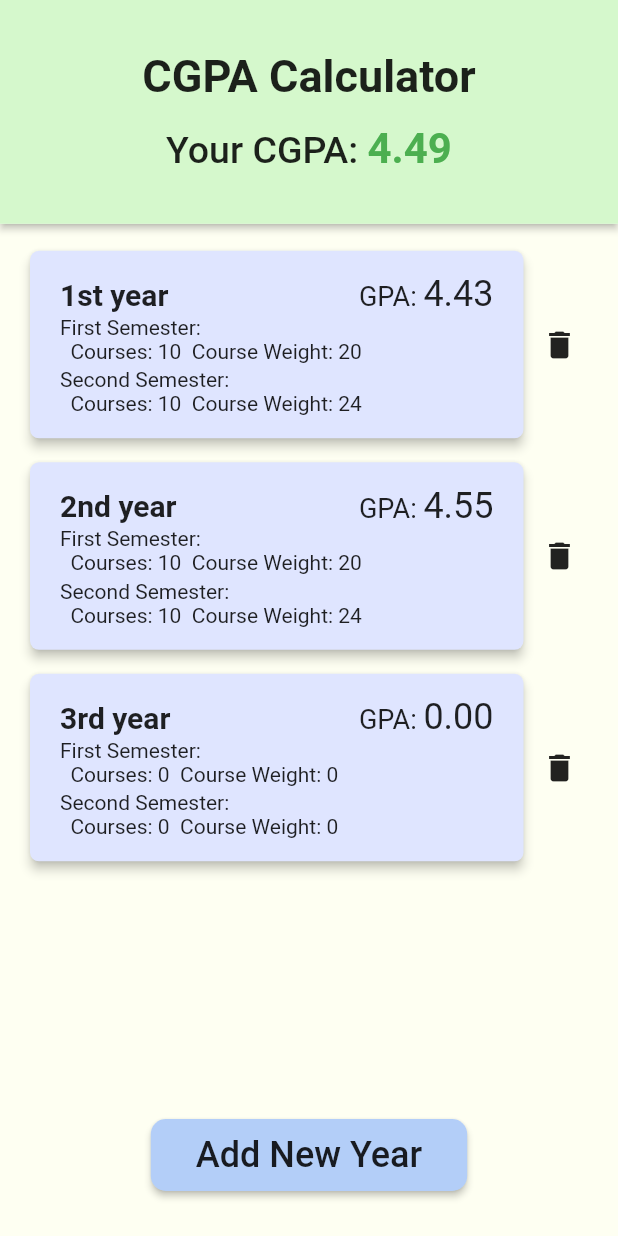
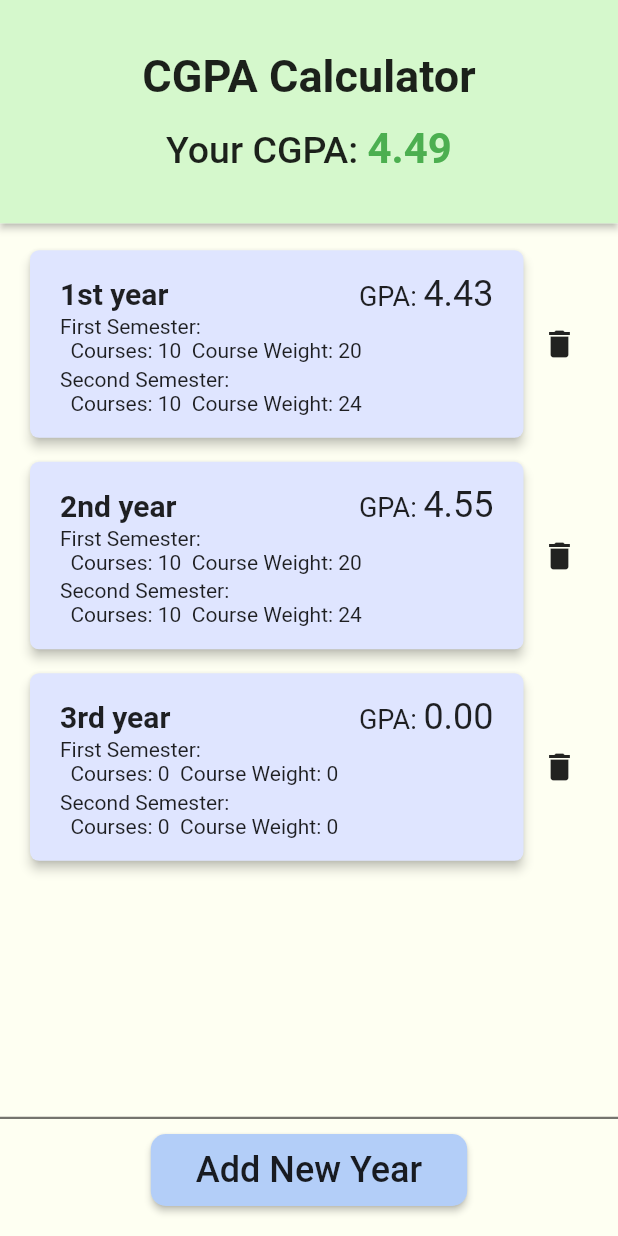
Before and after one commit to LordOlumide/MobileDev-CGPA-App, a Flutter app: the screen it shows after launch, after a tap on "Use Offline", on a phone screen of 412 x 824 dp. Run offline on Flutter 3.47's test engine with Material 2 defaults, Android fonts, the phone set to English and light mode, and no system bars; our stand-ins replace cloud_firestore, firebase_auth, firebase_core, hive; accounts and stored records are empty.

```diff
--- a/lib/main.dart
+++ b/lib/main.dart
@@ -1,12 +1,17 @@
 import 'package:flutter/material.dart';
 import 'package:provider/provider.dart';
+import 'package:hive/hive.dart';
+import 'package:path_provider/path_provider.dart' as path_provider;
 import 'package:firebase_core/firebase_core.dart';
+
 // helpers
 import 'repos/auth_repo.dart';
 import 'package:mobile_dev_cgpa_app/repos/database.dart';
+
 // services
 import 'user_interface/routing/app_router.dart';
 import 'constants/app_theme.dart';
+
 // screens
 import 'user_interface/screens/welcome_screen/welcome_screen.dart';
 import 'user_interface/screens/home_screen/home_screen.dart';
@@ -15,39 +20,35 @@ Future<void> main() async {
   WidgetsFlutterBinding.ensureInitialized();
   await Firebase.initializeApp();
 
-  runApp(const MyCGPAApp());
-}
+  Database mainDatabase = Database();
+  mainDatabase.initialize();
 
-class MyCGPAApp extends StatefulWidget {
-  const MyCGPAApp({super.key});
+  final directory = await path_provider.getApplicationDocumentsDirectory();
+  print('Type is: ${directory.runtimeType}');
+  Hive.init(directory.path);
 
-  @override
-  State<MyCGPAApp> createState() => _MyCGPAAppState();
-}
-
-class _MyCGPAAppState extends State<MyCGPAApp> {
-  Database mainDatabase = Database();
-
-  @override
-  void initState() {
-    super.initState();
-    mainDatabase.initialize();
-  }
-
-  @override
-  Widget build(BuildContext context) {
-    return MultiProvider(
+  runApp(
+    MultiProvider(
       providers: [
         Provider(create: (context) => Auth()),
         ChangeNotifierProvider(create: (context) => mainDatabase),
       ],
-      child: MaterialApp(
-        title: 'Flutter Demo',
-        theme: AppTheme.lightTheme,
-        // darkTheme: AppTheme.darkTheme,
-        onGenerateRoute: AppRouter.onGenerateRoute,
-        initialRoute: WelcomeScreen.screenId,
-      ),
+      child: const MyCGPAApp(),
+    ),
+  );
+}
+
+class MyCGPAApp extends StatelessWidget {
+  const MyCGPAApp({super.key});
+
+  @override
+  Widget build(BuildContext context) {
+    return MaterialApp(
+      title: 'Flutter Demo',
+      theme: AppTheme.lightTheme,
+      // darkTheme: AppTheme.darkTheme,
+      onGenerateRoute: AppRouter.onGenerateRoute,
+      initialRoute: WelcomeScreen.screenId,
     );
   }
 }
--- a/lib/models/course_result.dart
+++ b/lib/models/course_result.dart
@@ -1,4 +1,7 @@
+import 'package:mobile_dev_cgpa_app/utils/uuid_generator.dart';
+
 class CourseResult {
+  String? uniqueId;
   String courseTitle;
   String courseDescription;
   int marks;
@@ -7,11 +10,17 @@ class CourseResult {
   late String grade;
 
   CourseResult({
+    this.uniqueId,
     required this.courseTitle,
     required this.courseDescription,
     required this.marks,
     required this.units,
   }) {
+    uniqueId ?? generateTimeBasedId();
+    updateGradeAndGpaScore();
+  }
+
+  updateGradeAndGpaScore() {
     if (marks < 40) {
       grade = 'F';
       gpaScore = 0;
@@ -33,6 +42,24 @@ class CourseResult {
     }
   }
 
+  factory CourseResult.fromMap(Map<String, dynamic> json) =>
+      CourseResult(
+        uniqueId: json['uniqueId'],
+        courseTitle: json['courseTitle'],
+        courseDescription: json['courseDescription'],
+        marks: json['marks'],
+        units: json['units'],
+      );
+
+  Map<String, dynamic> toMap() =>
+      {
+        'uniqueId': uniqueId,
+        'courseTitle': courseTitle,
+        'courseDescription': courseDescription,
+        'marks': marks,
+        'units': units,
+      };
+
   updateCourse({
     required CourseResult newCourse,
   }) {
@@ -40,13 +67,12 @@ class CourseResult {
     courseDescription = newCourse.courseDescription;
     marks = newCourse.marks;
     units = newCourse.units;
-    gpaScore = newCourse.gpaScore;
-    grade = newCourse.grade;
+    updateGradeAndGpaScore();
   }
 
   @override
   String toString() {
-    return '{courseName: $courseTitle, courseTitle: $courseDescription, marks: $marks,'
-        ' units: $units, gpaScore: $gpaScore, grade: $grade}';
+    return '{uniqueId: $uniqueId, courseTitle: $courseTitle, courseDesc: $courseDescription, '
+        'marks: $marks, units: $units, gpaScore: $gpaScore, grade: $grade}';
   }
 }
--- a/lib/repos/database.dart
+++ b/lib/repos/database.dart
@@ -1,11 +1,10 @@
 import 'package:flutter/material.dart';
 import 'package:mobile_dev_cgpa_app/models/year_result.dart';
 import 'package:mobile_dev_cgpa_app/models/course_result.dart';
-import '../repos/dummy_courses.dart';
+import '../constants/dummy_courses.dart';
 
 class Database extends ChangeNotifier {
-  final List<YearResult> _main =
-      []; // TODO: Implement Delete course and last year
+  final List<YearResult> _main = [];
 
   List<YearResult> get main => _main;
 
@@ -13,6 +12,10 @@ class Database extends ChangeNotifier {
     addNewYear();
     addDummyData();
   }
+
+  // Hive storage reference format
+  //   = "Y-$YearResultIndex - S-${isFirstSemester ? 1 : 2} - C-${courseResult.uniqueId}"
+  // Example: "Y2S2C4"
 
   addNewYear() {
     _main.add(YearResult(year: _main.length + 1));
--- a/lib/user_interface/screens/course_view_screen/course_view_screen.dart
+++ b/lib/user_interface/screens/course_view_screen/course_view_screen.dart
@@ -70,7 +70,6 @@ class _CourseScreenState extends State<CourseScreen> {
         isFirstSemester: widget.isFirstSemester,
         courseResultIndex: courseResultIndex,
       );
-      print('course deleted');
     }
 
     /// bool addNotEdit is true when this function is called to add a new course
@@ -158,22 +157,25 @@ class _CourseScreenState extends State<CourseScreen> {
             ),
 
             Expanded(
-              child: Container(
-                padding: const EdgeInsets.fromLTRB(30, 10, 10, 50),
               child: Column(
                 crossAxisAlignment: CrossAxisAlignment.start,
                 children: [
-                    const Text(
-                      'Courses: ',
+                  const Padding(
+                    padding: EdgeInsets.only(left: 30, top: 10),
+                    child: Text(
+                      'Courses:',
                       style: TextStyle(
                         fontSize: 20,
                         fontWeight: FontWeight.bold,
                       ),
                     ),
-                    const SizedBox(height: 10),
+                  ),
+                  const SizedBox(height: 8),
 
                   // Courses
                   Expanded(
+                    child: Padding(
+                      padding: const EdgeInsets.only(left: 30, right: 10),
                       child: ListView(
                         children: [
                           // Courses
@@ -208,8 +210,15 @@ class _CourseScreenState extends State<CourseScreen> {
                         ],
                       ),
                     ),
+                  ),
+
+                  const Divider(
+                    height: 1.0,
+                    thickness: 1.0,
+                    color: Colors.black38,
+                  ),
+                  const SizedBox(height: 50),
                 ],
-                ),
               ),
             ),
           ],
--- a/lib/user_interface/screens/home_screen/home_screen.dart
+++ b/lib/user_interface/screens/home_screen/home_screen.dart
@@ -1,5 +1,4 @@
 import 'package:flutter/material.dart';
-import 'package:mobile_dev_cgpa_app/repos/auth_repo.dart';
 import 'package:mobile_dev_cgpa_app/repos/database.dart';
 import 'package:provider/provider.dart';
 import '../../widgets/year_card_display.dart';
@@ -9,7 +8,7 @@ class HomeScreen extends StatelessWidget {
 
   final String userEmail;
 
-  HomeScreen({Key? key, this.userEmail = ''}) : super(key: key);
+  const HomeScreen({Key? key, this.userEmail = ''}) : super(key: key);
 
   @override
   Widget build(BuildContext context) {
@@ -83,7 +82,7 @@ class HomeScreen extends StatelessWidget {
             Expanded(
               flex: 4,
               child: Container(
-                padding: const EdgeInsets.fromLTRB(15, 10, 10, 5),
+                padding: const EdgeInsets.fromLTRB(15, 10, 10, 0),
                 child: ListView(
                   children: [
                     for (int i = 0;
@@ -101,9 +100,16 @@ class HomeScreen extends StatelessWidget {
                 ),
               ),
             ),
+            const Divider(
+              height: 1.5,
+              thickness: 1.5,
+              color: Colors.black54,
+            ),
 
             // "Add New Year" button
-            ElevatedButton(
+            Padding(
+              padding: const EdgeInsets.only(bottom: 20, top: 10),
+              child: ElevatedButton(
                 onPressed: () {
                   Provider.of<Database>(context, listen: false).addNewYear();
                 },
@@ -126,7 +132,7 @@ class HomeScreen extends StatelessWidget {
                   ),
                 ),
               ),
-            const SizedBox(height: 30),
+            ),
           ],
         ),
       ),
--- a/lib/user_interface/screens/welcome_screen/welcome_screen.dart
+++ b/lib/user_interface/screens/welcome_screen/welcome_screen.dart
@@ -21,6 +21,21 @@ class WelcomeScreen extends StatelessWidget {
             ),
             const SizedBox(height: 50),
 
+            MaterialButton(
+              padding: const EdgeInsets.symmetric(horizontal: 30, vertical: 15),
+              onPressed: () {
+                Navigator.pushReplacementNamed(context, HomeScreen.screenId);
+              },
+              color: Theme.of(context).colorScheme.primary,
+              child: const Text(
+                'Use Offline',
+                style: TextStyle(
+                  fontSize: 20,
+                ),
+              ),
+            ),
+            const SizedBox(height: 40),
+
             // Registration Button
             MaterialButton(
               padding: const EdgeInsets.symmetric(horizontal: 20, vertical: 5),
@@ -35,7 +50,7 @@ class WelcomeScreen extends StatelessWidget {
                 ),
               ),
             ),
-            const SizedBox(height: 30),
+            const SizedBox(height: 10),
 
             // Login button
             MaterialButton(
@@ -51,22 +66,6 @@ class WelcomeScreen extends StatelessWidget {
                 ),
               ),
             ),
-            const SizedBox(height: 30),
-
-            // Login button
-            MaterialButton(
-              padding: const EdgeInsets.symmetric(horizontal: 20, vertical: 5),
-              onPressed: () {
-                Navigator.pushReplacementNamed(context, HomeScreen.screenId);
-              },
-              color: Theme.of(context).colorScheme.primary,
-              child: Text(
-                'Use Offline',
-                style: TextStyle(
-                  fontSize: 20,
-                ),
-              ),
-            ),
           ],
         ),
       ),
--- /dev/null
+++ b/lib/utils/uuid_generator.dart
@@ -0,0 +1,5 @@
+import 'package:uuid/uuid.dart';
+
+String generateTimeBasedId() {
+  return const Uuid().v1();
+}
--- a/pubspec.yaml
+++ b/pubspec.yaml
@@ -11,17 +11,20 @@ dependencies:
     sdk: flutter
   cupertino_icons: ^1.0.2
   hive: ^2.2.3
+  hive_flutter: ^1.1.0
   path_provider: ^2.0.11
   firebase_core: ^1.22.0
   cloud_firestore: ^3.4.7
   firebase_auth: ^3.8.0
   provider: ^6.0.3
-  flutter_bloc: ^8.1.1
+  uuid: ^3.0.6
 
 dev_dependencies:
   flutter_test:
     sdk: flutter
   flutter_lints: ^2.0.0
+  build_runner: ^2.2.1
+  hive_generator: ^1.1.3
 
 flutter:
   uses-material-design: true
```
Also changed, not shown: lib/constants/dummy_courses.dart (renamed from lib/repos/dummy_courses.dart), pubspec.lock, 1 other file. Lines whose indentation alone changed are shown as unchanged.
